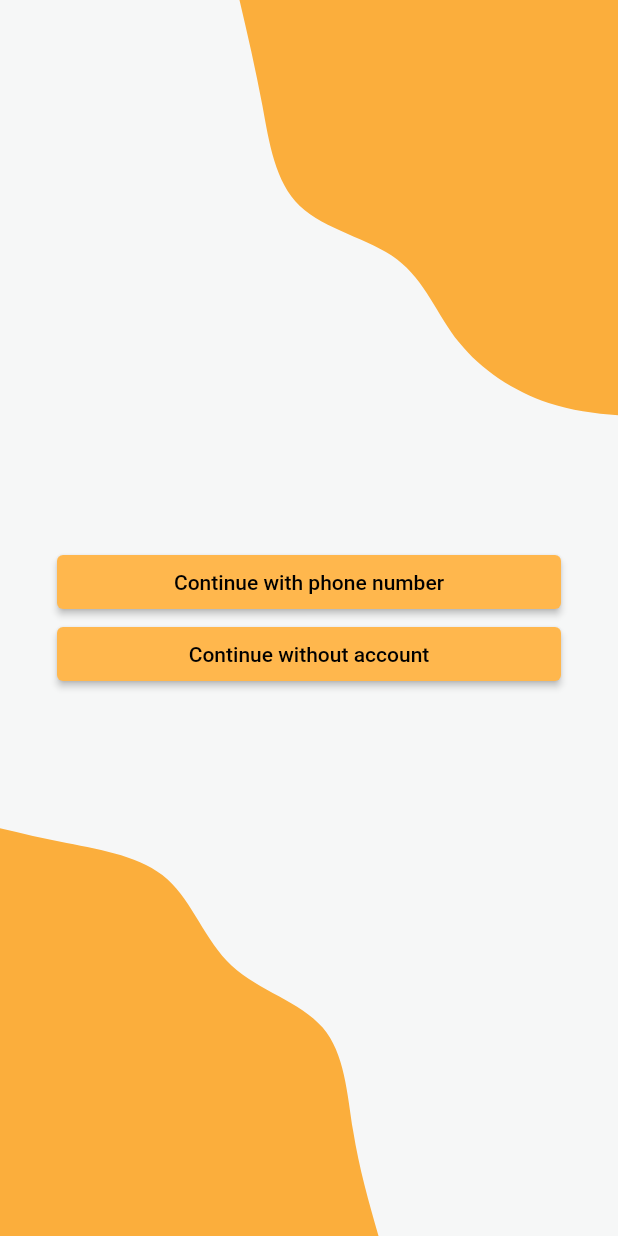
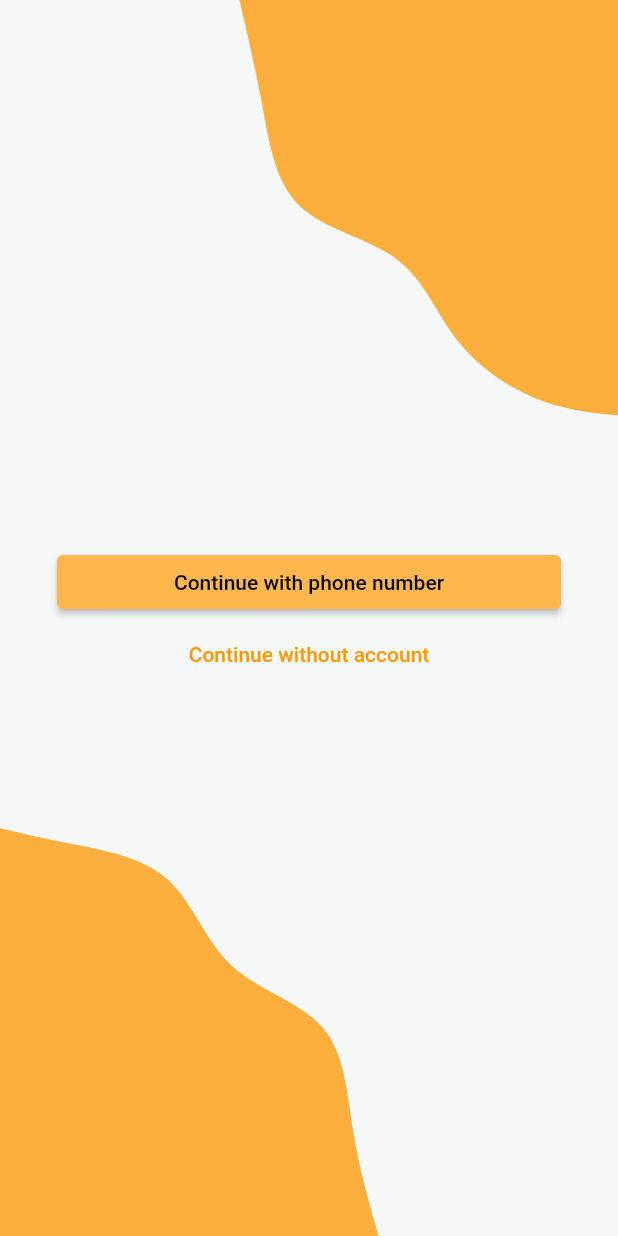
Before and after one commit to iqfareez/flutnotes, a Flutter app: the screen it shows after launch, on a phone screen of 412 x 824 dp. Run offline on Flutter 3.47's test engine with Material 2 defaults, Android fonts, the light colour scheme and no system bars; our stand-ins replace cloud_firestore, firebase_auth, firebase_core, flutter_staggered_animations, flutter_svg, google_fonts and 4 more; accounts and stored records are empty; Roboto replaces fonts that are missing (Ubuntu).

Commit message:
:lipstick: Change button type

```diff
--- a/lib/view/auth/sign_in.dart
+++ b/lib/view/auth/sign_in.dart
@@ -29,19 +29,20 @@ class _SignInState extends State<SignIn> {
                         backgroundColor: Colors.orange.shade300),
                     onPressed: () {
                       Navigator.push(
-                          context,
-                          MaterialPageRoute(
-                              builder: (builder) => const PhoneAuth()));
+                        context,
+                        MaterialPageRoute(
+                            builder: (builder) => const PhoneAuth()),
+                      );
                     },
                     child: const Text('Continue with phone number')),
-                ElevatedButton(
-                    style: ElevatedButton.styleFrom(
-                        backgroundColor: Colors.orange.shade300),
-                    onPressed: () {
-                      Navigator.of(context).push(MaterialPageRoute(
-                          builder: (builder) => const NoAuth()));
-                    },
-                    child: const Text('Continue without account'))
+                TextButton(
+                  onPressed: () {
+                    Navigator.of(context).push(
+                      MaterialPageRoute(builder: (builder) => const NoAuth()),
+                    );
+                  },
+                  child: const Text('Continue without account'),
+                )
               ],
             ),
           ),
```
